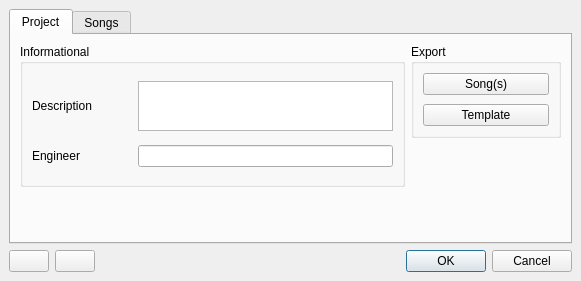
ErwanLegrand/Traverso-DAW, file src/traverso/ui/ProjectManagerDialog.ui: the form before one commit.
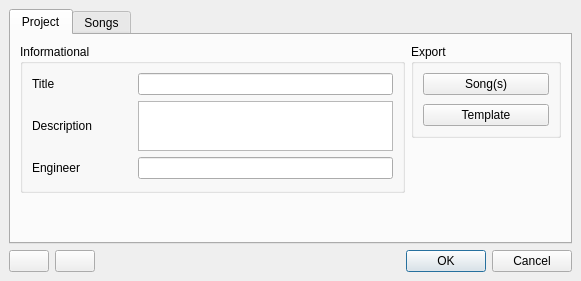
The form after the commit.

```diff
--- a/src/traverso/ui/ProjectManagerDialog.ui
+++ b/src/traverso/ui/ProjectManagerDialog.ui
@@ -53,6 +53,32 @@
           <property name="spacing" >
            <number>6</number>
           </property>
+          <item>
+           <layout class="QHBoxLayout" >
+            <property name="margin" >
+             <number>0</number>
+            </property>
+            <property name="spacing" >
+             <number>6</number>
+            </property>
+            <item>
+             <widget class="QLabel" name="label_3" >
+              <property name="minimumSize" >
+               <size>
+                <width>100</width>
+                <height>0</height>
+               </size>
+              </property>
+              <property name="text" >
+               <string>Title</string>
+              </property>
+             </widget>
+            </item>
+            <item>
+             <widget class="QLineEdit" name="lineEditTitle" />
+            </item>
+           </layout>
+          </item>
           <item>
            <layout class="QHBoxLayout" >
             <property name="margin" >
@@ -131,20 +157,7 @@
          </property>
         </spacer>
        </item>
-       <item rowspan="2" row="1" column="2" >
-        <spacer>
-         <property name="orientation" >
-          <enum>Qt::Vertical</enum>
-         </property>
-         <property name="sizeHint" >
-          <size>
-           <width>20</width>
-           <height>40</height>
-          </size>
-         </property>
-        </spacer>
-       </item>
-       <item row="0" column="2" >
+       <item row="0" column="1" >
         <widget class="QGroupBox" name="groupBox" >
          <property name="minimumSize" >
           <size>
@@ -179,6 +192,19 @@
          </layout>
         </widget>
        </item>
+       <item rowspan="2" row="1" column="1" >
+        <spacer>
+         <property name="orientation" >
+          <enum>Qt::Vertical</enum>
+         </property>
+         <property name="sizeHint" >
+          <size>
+           <width>20</width>
+           <height>40</height>
+          </size>
+         </property>
+        </spacer>
+       </item>
       </layout>
      </widget>
      <widget class="QWidget" name="tab" >
```
